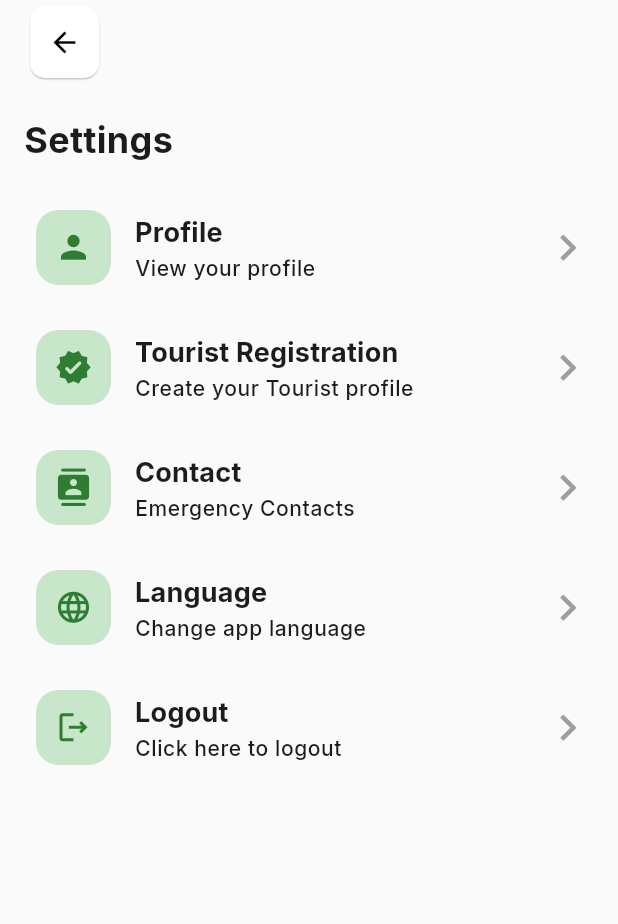
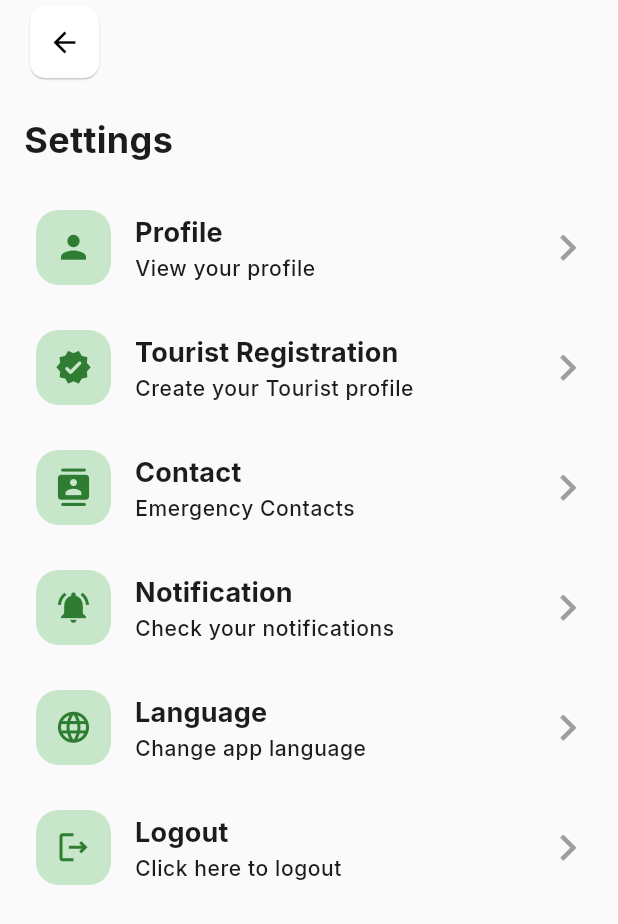
Before and after one commit to AbeerPanwar/guardwell, a Flutter app: the SettingsScreen screen opened directly, on a phone screen of 412 x 824 dp. Shown: the top 924 px of the screen. Run offline on Flutter 3.47's test engine with Material 3 defaults, Android fonts, the phone set to English and light mode, and no system bars; our stand-ins replace easy_localization, equatable, flutter_bloc, flutter_contacts, flutter_dotenv, flutter_secure_storage and 8 more; accounts and stored records are empty; network calls fail.

Commit message:
added a notification page

```diff
--- a/assets/translations/bn.json
+++ b/assets/translations/bn.json
@@ -43,5 +43,7 @@
   "setup_contacts_sub": "জরুরি যোগাযোগ নির্বাচন করুন",
   "setup_contacts_choise": "৫টি পর্যন্ত যোগাযোগ নির্বাচন করুন যারা আপনার জরুরি সতর্কতা পাবেন।",
   "setup_contacts_select": "নির্বাচিত যোগাযোগ",
-  "continue": "চালিয়ে যান"
+  "continue": "চালিয়ে যান",
+  "notification": "বিজ্ঞপ্তি",
+  "notification_sub": "আপনার বিজ্ঞপ্তি দেখুন"
 }
--- a/assets/translations/en.json
+++ b/assets/translations/en.json
@@ -43,5 +43,7 @@
   "setup_contacts_sub": "Select Emergency Contacts",
   "setup_contacts_choise": "Choose up to 5 contacts who will receive your emergency alerts.",
   "setup_contacts_select": "Selected Contacts",
-  "continue": "Continue"
+  "continue": "Continue",
+  "notification": "Notification",
+  "notification_sub": "Check your notifications"
 }
--- a/assets/translations/gu.json
+++ b/assets/translations/gu.json
@@ -43,5 +43,7 @@
   "setup_contacts_sub": "આકસ્મિક સંપર્ક પસંદ કરો",
   "setup_contacts_choise": "તમારા ઇમરજન્સી એલર્ટ પ્રાપ્ત કરવા માટે 5 સંપર્કો પસંદ કરો.",
   "setup_contacts_select": "પસંદ કરેલા સંપર્કો",
-  "continue": "ચાલુ રાખો"
+  "continue": "ચાલુ રાખો",
+  "notification": "સૂચના",
+  "notification_sub": "તમારી સૂચનાઓ તપાસો"
 }
--- a/assets/translations/hi.json
+++ b/assets/translations/hi.json
@@ -43,5 +43,7 @@
   "setup_contacts_sub": "आपातकालीन संपर्क चुनें",
   "setup_contacts_choise": "5 तक संपर्क चुनें जो आपके आपातकालीन अलर्ट प्राप्त करेंगे।",
   "setup_contacts_select": "चयनित संपर्क",
-  "continue": "जारी रखें"
+  "continue": "जारी रखें",
+  "notification": "सूचना",
+  "notification_sub": "अपनी सूचनाएँ देखें"
 }
--- a/assets/translations/kn.json
+++ b/assets/translations/kn.json
@@ -43,5 +43,7 @@
   "setup_contacts_sub": "ತುರ್ತು ಸಂಪರ್ಕಗಳನ್ನು ಆಯ್ಕೆಮಾಡಿ",
   "setup_contacts_choise": "ನಿಮ್ಮ ತುರ್ತು ಎಚ್ಚರಿಕೆಗಳನ್ನು ಸ್ವೀಕರಿಸಲು ಗರಿಷ್ಠ 5 ಸಂಪರ್ಕಗಳನ್ನು ಆಯ್ಕೆಮಾಡಿ.",
   "setup_contacts_select": "ಆಯ್ಕೆ ಮಾಡಿದ ಸಂಪರ್ಕಗಳು",
-  "continue": "ಮುಂದುವರಿಸಿ"
+  "continue": "ಮುಂದುವರಿಸಿ",
+  "notification": "ಅಧಿಸೂಚನೆ",
+  "notification_sub": "ನಿಮ್ಮ ಅಧಿಸೂಚನೆಗಳನ್ನು ಪರಿಶೀಲಿಸಿ"
 }
--- a/assets/translations/ml.json
+++ b/assets/translations/ml.json
@@ -43,5 +43,7 @@
   "setup_contacts_sub": "അടിയന്തര കോൺടാക്ടുകൾ തിരഞ്ഞെടുക്കുക",
   "setup_contacts_choise": "നിങ്ങളുടെ അടിയന്തര അലർട്ടുകൾ ലഭിക്കുന്നതിനായി പരമാവധി 5 കോൺടാക്ടുകൾ തിരഞ്ഞെടുക്കുക.",
   "setup_contacts_select": "തിരഞ്ഞെടുത്ത കോൺടാക്ടുകൾ",
-  "continue": "തുടരുക"
+  "continue": "തുടരുക",
+  "notification": "അറിയിപ്പ്",
+  "notification_sub": "നിങ്ങളുടെ അറിയിപ്പുകൾ പരിശോധിക്കുക"
 }
--- a/assets/translations/mr.json
+++ b/assets/translations/mr.json
@@ -43,5 +43,7 @@
   "setup_contacts_sub": "आपत्कालीन संपर्क निवडा",
   "setup_contacts_choise": "5 संपर्क निवडा जे आपत्कालीन सूचना प्राप्त करतील.",
   "setup_contacts_select": "निवडलेले संपर्क",
-  "continue": "सुरू ठेवा"
+  "continue": "सुरू ठेवा",
+  "notification": "सूचना",
+  "notification_sub": "तुमच्या सूचनांची तपासणी करा"
 }
--- a/assets/translations/pa.json
+++ b/assets/translations/pa.json
@@ -43,5 +43,7 @@
   "setup_contacts_sub": "ਐਮਰਜੈਂਸੀ ਸੰਪਰਕ ਚੁਣੋ",
   "setup_contacts_choise": "ਆਪਣੀਆਂ ਐਮਰਜੈਂਸੀ ਚੇਤਾਵਨੀਆਂ ਪ੍ਰਾਪਤ ਕਰਨ ਲਈ ਵੱਧ ਤੋਂ ਵੱਧ 5 ਸੰਪਰਕ ਚੁਣੋ।",
   "setup_contacts_select": "ਚੁਣੇ ਹੋਏ ਸੰਪਰਕ",
-  "continue": "ਜਾਰੀ ਰੱਖੋ"
+  "continue": "ਜਾਰੀ ਰੱਖੋ",
+  "notification": "ਸੂਚਨਾ",
+  "notification_sub": "ਆਪਣੀਆਂ ਸੂਚਨਾਵਾਂ ਚੈੱਕ ਕਰੋ"
 }
--- a/assets/translations/ta.json
+++ b/assets/translations/ta.json
@@ -43,5 +43,7 @@
   "setup_contacts_sub": "அவசர தொடர்புகளைத் தேர்ந்தெடுக்கவும்",
   "setup_contacts_choise": "5 தொடர்புகளைத் தேர்ந்தெடுக்கவும், அவர்கள் உங்கள் அவசர எச்சரிக்கைகளைப் பெறுவார்கள்.",
   "setup_contacts_select": "தேர்ந்தெடுக்கப்பட்ட தொடர்புகள்",
-  "continue": "தொடரவும்"
+  "continue": "தொடரவும்",
+  "notification": "அறிவிப்பு",
+  "notification_sub": "உங்கள் அறிவிப்புகளை சரிபார்க்கவும்"
 }
--- a/assets/translations/te.json
+++ b/assets/translations/te.json
@@ -43,5 +43,7 @@
   "setup_contacts_sub": "అత్యవసర కాంటాక్టులను ఎంచుకోండి",
   "setup_contacts_choise": "మీ అత్యవసర అలర్ట్‌లను స్వీకరించడానికి గరిష్టంగా 5 కాంటాక్టులను ఎంచుకోండి.",
   "setup_contacts_select": "ఎంచుకున్న కాంటాక్టులు",
-  "continue": "కొనసాగించండి"
+  "continue": "కొనసాగించండి",
+  "notification": "అధ్యాసూచన",
+  "notification_sub": "మీ అధ్యాసూచనలు తనిఖీ చేయండి"
 }
--- a/assets/translations/ur.json
+++ b/assets/translations/ur.json
@@ -43,5 +43,7 @@
   "setup_contacts_sub": "ایمرجنسی رابطے منتخب کریں",
   "setup_contacts_choise": "اپنی ایمرجنسی الرٹس وصول کرنے کے لیے زیادہ سے زیادہ 5 رابطے منتخب کریں۔",
   "setup_contacts_select": "منتخب رابطے",
-  "continue": "جاری رکھیں"
+  "continue": "جاری رکھیں",
+  "notification": "اطلاع",
+  "notification_sub": "اپنی اطلاعات چیک کریں"
 }
--- a/lib/data/services/get_data.dart
+++ b/lib/data/services/get_data.dart
@@ -24,4 +24,26 @@ class GetDataService {
       throw Exception("Failed GET ${response.statusCode}: ${response.body}");
     }
   }
+
+  Future<List<Map<String, dynamic>>> getNotification() async {
+    final response = await http.get(
+      Uri.parse('$baseUrl/api/notification'),
+      headers: {
+        'Content-Type': 'application/json',
+        'Authorization': 'Bearer $token',
+      },
+    );
+
+    if (response.statusCode == 200) {
+      final List<dynamic> decoded = jsonDecode(response.body);
+      final List<Map<String, dynamic>> notification = decoded
+          .map((e) => e as Map<String, dynamic>)
+          .toList();
+      print(notification);
+      print('..................................api');
+      return notification; // success
+    } else {
+      throw Exception("Failed GET ${response.statusCode}: ${response.body}");
+    }
+  }
 }
--- a/lib/presentation/bloc/get_data/getdata_state.dart
+++ b/lib/presentation/bloc/get_data/getdata_state.dart
@@ -5,6 +5,9 @@ sealed class GetDataState extends Equatable {
 
   @override
   List<Map<String, dynamic>> get props => [];
+
+
+  List<List<Map<String, dynamic>>> get notificationProps => [];
 }
 
 final class GetDataInitial extends GetDataState {}
@@ -13,9 +16,11 @@ class GetdataLoading extends GetDataState {}
 
 class GetDataLoaded extends GetDataState {
   final Map<String, dynamic> user;
-  const GetDataLoaded(this.user);
+  final List<Map<String, dynamic>> notification;
+  const GetDataLoaded(this.user, this.notification);
   @override
   List<Map<String, dynamic>> get props => [user];
+  List<List<Map<String, dynamic>>> get notificationProps => [notification];
 }
 
 class GetDataError extends GetDataState {
--- a/lib/presentation/screens/settings/settings_screen.dart
+++ b/lib/presentation/screens/settings/settings_screen.dart
@@ -5,6 +5,7 @@ import 'package:guardwell/presentation/bloc/Auth/auth_cubit.dart';
 import 'package:guardwell/presentation/screens/settings/contact_management_screen.dart';
 import 'package:guardwell/presentation/screens/settings/kyc_verification.dart';
 import 'package:guardwell/presentation/screens/settings/language_management_screen.dart';
+import 'package:guardwell/presentation/screens/settings/notification_management.dart';
 import 'package:guardwell/presentation/screens/settings/profile.dart';
 import 'package:guardwell/presentation/widgets/settings_tile.dart';
 
@@ -84,6 +85,20 @@ class _SettingsScreenState extends State<SettingsScreen> {
                 );
               },
             ),
+
+            SizedBox(height: 30),
+            SettingsTile(
+              icon: Icons.notifications_active,
+              title: 'notification'.tr(),
+              subtitle: 'notification_sub'.tr(),
+              onTap: () {
+                Navigator.of(context).push(
+                  MaterialPageRoute(
+                    builder: (context) => const NotificationManagement(),
+                  ),
+                );
+              },
+            ),
             SizedBox(height: 30),
             SettingsTile(
               icon: Icons.language_rounded,
```
Also changed, not shown: lib/presentation/bloc/get_data/getdata_cubit.dart (+10 -4 lines), lib/presentation/screens/settings/notification_management.dart (added, +114 -0 lines), lib/presentation/screens/settings/profile.dart (+15 -2 lines).
